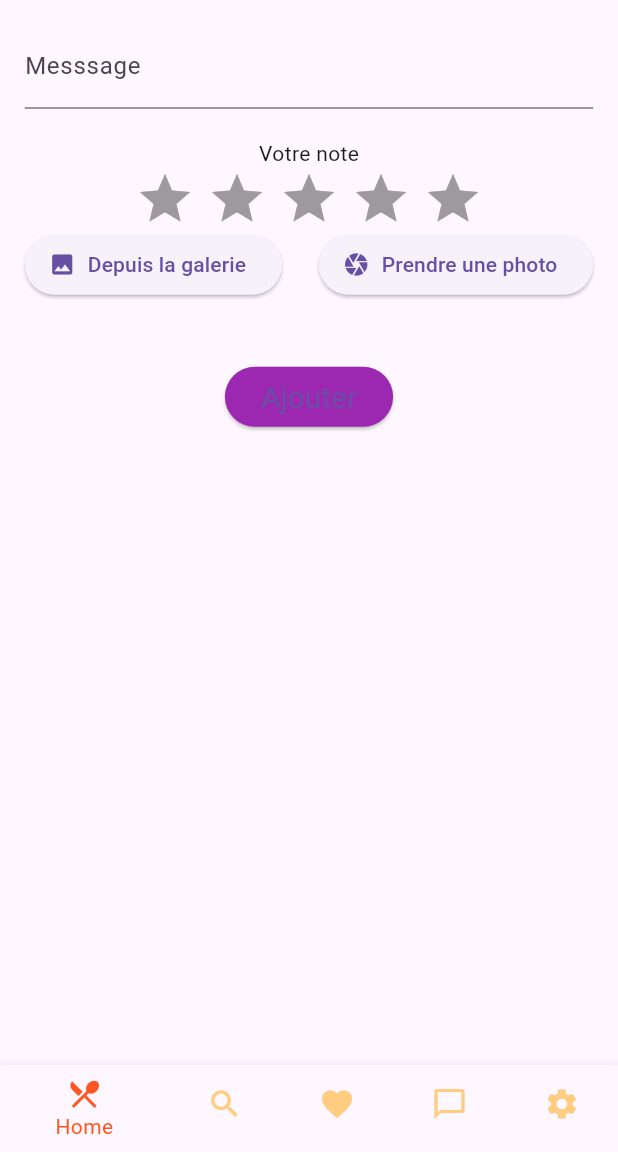
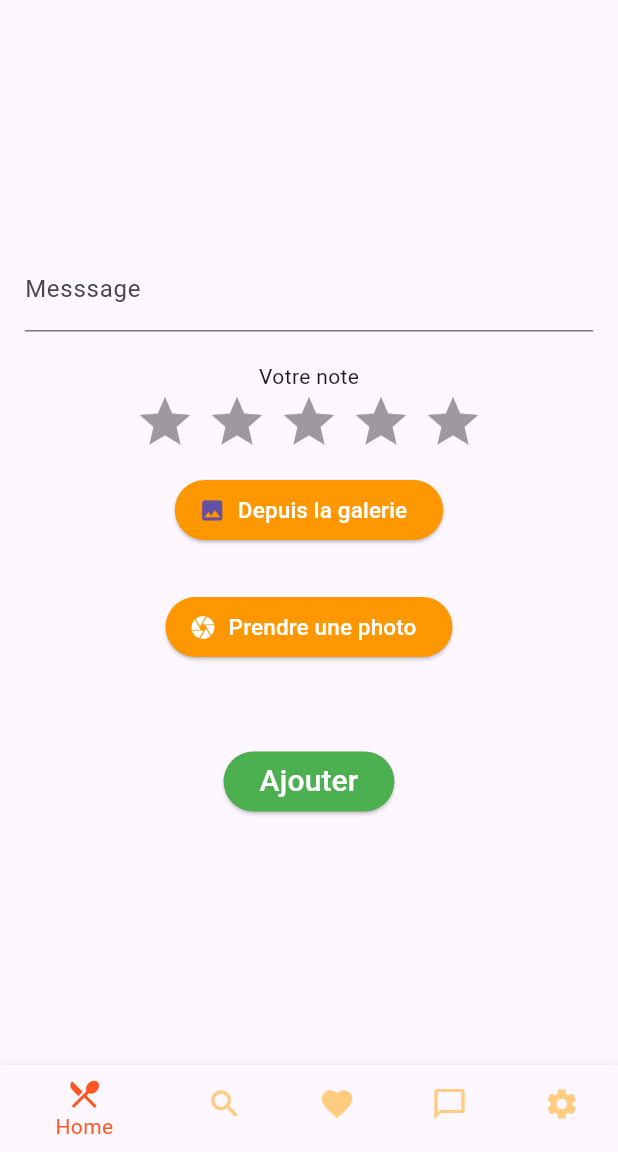
Before and after one commit to Kyxtaka/SAEmobile, a Flutter app: the AddCritiquePage screen opened directly with empty values, on a phone screen of 412 x 824 dp, the part 84-1236 px from its top. Run offline on Flutter 3.47's test engine with Material 3 defaults, Android fonts, the phone set to English and light mode, and no system bars; drawn by our look-alikes of flutter_form_builder, flutter_rating_bar; our stand-ins replace dropdown_button2, flutter_dotenv, flutter_map, flutter_secure_storage, form_builder_validators, geolocator and 9 more; missing offline and left inert: flutter_map_location_marker, hyperlink, internet_connection_control_alert; accounts and stored records are empty.

Commit message:
Amelioration de la gestion de l image et des boutton addCritique

```diff
--- a/lib/UI/favoris.dart
+++ b/lib/UI/favoris.dart
@@ -40,7 +40,7 @@ class _FavorisState extends State<Favoris> {
     }
     else {
     return Scaffold(
-      appBar: AppBar(title: Text("Mes Favoris", style: TextStyle(color:Colors.black))),
+      appBar: AppBar(title: Text("Mes Favoris sur l'appareil", style: TextStyle(color:Colors.black))),
       bottomNavigationBar: Footer().create(context),
       body: ListView.builder(
             itemCount: favorisViewModel.favoris.length,
--- a/lib/UI/review/addCritique.dart
+++ b/lib/UI/review/addCritique.dart
@@ -92,6 +92,7 @@ class _AddCritiquePageState extends State<AddCritiquePage> {
             if (show) return Center(child: Text("data resstID: ${widget.restID} user_identifier: $user_identifier"),);
 
             return Center(
+              child: SingleChildScrollView(
                 child: FormBuilder(
                     key: _formKey,
                     child: Padding(
@@ -123,31 +124,82 @@ class _AddCritiquePageState extends State<AddCritiquePage> {
                               _noteController = rating;
                             },
                           ),
-                        Row(
+                          Column(
                             mainAxisAlignment: MainAxisAlignment.spaceBetween,
                             children: [
-                            ElevatedButton.icon(
-                              icon: Icon(Icons.image),
-                              label: Text("Depuis la galerie"),
+                              Padding(
+                                padding: EdgeInsets.all(15),
+                                child: ElevatedButton.icon(
+                                  style: ElevatedButton.styleFrom(
+                                    backgroundColor: Colors.orange
+                                  ),
+                                  icon: Icon(
+                                    Icons.image,
+
+                                  ),
+                                  label: Text(
+                                    "Depuis la galerie",
+                                    style: TextStyle(
+                                      fontSize: 15,
+                                      color: Colors.white
+                                    ),
+                                  ),
                                   onPressed: () => _pickImage(ImageSource.gallery),
                                 ),
-                            ElevatedButton.icon(
-                              icon: Icon(Icons.camera),
-                              label: Text("Prendre une photo"),
+                              ),
+                              Padding(
+                                padding: EdgeInsets.all(15),
+                                child: ElevatedButton.icon(
+                                  icon: Icon(
+                                    Icons.camera,
+                                    color: Colors.white,
+                                  ),
+                                  style: ElevatedButton.styleFrom(
+                                      backgroundColor: Colors.orange
+                                  ),
+                                  label: Text(
+                                    "Prendre une photo",
+                                    style: TextStyle(
+                                        fontSize: 15,
+                                        color: Colors.white
+                                    ),
+                                  ),
                                   onPressed: () => _pickImage(ImageSource.camera),
                                 ),
+                              ),
+
                             ],
                           ),
                           const SizedBox(height: 20),
                           if (_selectedImage != null)
-                          Image.file(_selectedImage!, height: 75, width: double.infinity, fit: BoxFit.cover),
+
+                          GestureDetector(
+                            onTap: () {
+                              showDialog(
+                                context: context,
+                                builder: (_) =>
+                                    Dialog(
+                                      child: Padding(
+                                        padding: const EdgeInsets.all(8.0),
+                                        child: ClipRRect(
+                                          borderRadius: BorderRadius.circular(25.0),
+                                          child: Image.file(_selectedImage!, fit: BoxFit.cover),
+                                        ),
+                                      ),
+                                    ),
+                              );
+                            },
+                            child:  ClipRRect(
+                                  borderRadius: BorderRadius.circular(15.0),
+                                  child: Image.file(_selectedImage!,fit: BoxFit.cover),
+                                ),
+                          ),
                           const SizedBox(height: 20),
 
 
                           ElevatedButton(
                             style: ElevatedButton.styleFrom(
-                                textStyle: TextStyle(fontSize: 20),
-                                backgroundColor: Colors.purple
+                                backgroundColor: Colors.green
                             ),
                             onPressed: () async {
                               if (_formKey.currentState!.validate()){
@@ -175,12 +227,20 @@ class _AddCritiquePageState extends State<AddCritiquePage> {
                                 }
                               }
                             },
-                            child: const Text('Ajouter')
+                            child: const Text(
+                              'Ajouter',
+                              style: TextStyle(
+                                fontSize: 20,
+                                color: Colors.white
+                              ),
+                            ),
+
                           )
                         ],
                       ),
                     )
                 ),
+              )
             );
           }
       ),
--- a/lib/UI/review/imagedetails.dart
+++ b/lib/UI/review/imagedetails.dart
@@ -1,7 +1,7 @@
 import 'package:flutter/material.dart';
 
 
-// la base de ce code m'a été fournis par on camarad: Julian marques
+// la base de ce code m'a été fournis par mon camarade: Julian marques
 // Il à été modifié pour qu'il fonctionne avec notre application
 class ImageDetail extends StatelessWidget {
   final Image image;
--- a/lib/models/critique.dart
+++ b/lib/models/critique.dart
@@ -87,8 +87,9 @@ class Critique {
   }
 
   Widget renderCard(BuildContext context, bool? publicMode) {
-    if (publicMode != null) publicMode = publicMode;
-    else {
+    if (publicMode != null) {
+      publicMode = publicMode;
+    } else {
       publicMode = true;
     }
     if (imagePath != 'assets/img/default-image.png') {
@@ -126,7 +127,7 @@ class Critique {
                 fontSize: 12,
               ),
             ),
-            (publicMode!) ? Container() :
+            (publicMode) ? Container() :
             Row(
                 mainAxisAlignment: MainAxisAlignment.spaceEvenly,
                 children: [
```
Also changed, not shown: lib/UI/review/avis.dart (+5 -16 lines). Lines whose indentation alone changed are shown as unchanged.
